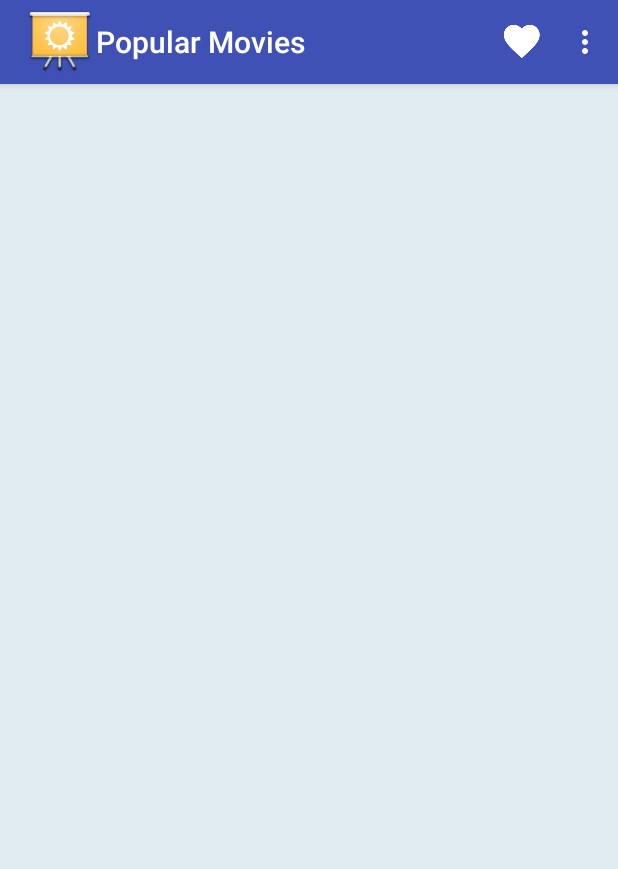
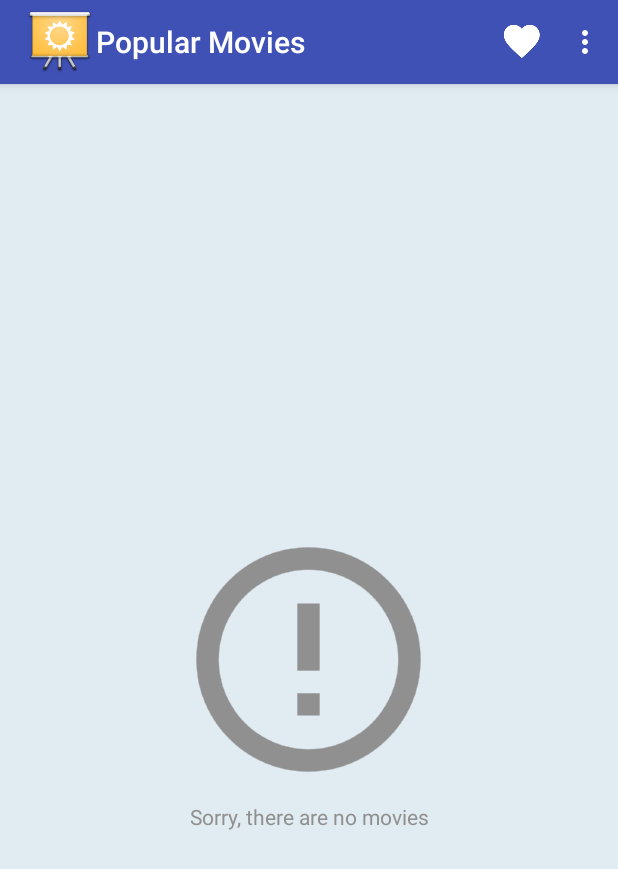
Before and after one commit to malkomich/nanodegree-android, an Android app: the PopularMoviesFragment screen opened directly, with no data from a screen before it, on a phone screen of 412 x 824 dp. Shown: the top 869 px of the screen. Run offline under Robolectric (Android 15) with nearby library versions, the phone set to English and light mode, and no system bars; our stand-ins replace ButterKnife, Picasso; pictures from the network do not load; 1 statement that could not run was skipped.

Commit message:
Update view when there are no movies loaded

```diff
--- a/app/src/main/java/com/github/malkomich/nanodegree/ui/fragment/PopularMoviesFragment.java
+++ b/app/src/main/java/com/github/malkomich/nanodegree/ui/fragment/PopularMoviesFragment.java
@@ -88,7 +88,7 @@ public class PopularMoviesFragment extends Fragment implements Callback<MovieRes
 
     @BindView(R.id.refreshSwiper) protected SwipeRefreshLayout refreshSwiper;
     @BindView(R.id.grid_view) protected GridView gridView;
-    @BindView(R.id.empty_view_layout) protected RelativeLayout errorView;
+    @BindView(R.id.empty_view_layout) protected RelativeLayout emptyView;
 
     @Override
     public void onCreate(@Nullable Bundle savedInstanceState) {
@@ -238,11 +238,7 @@ public class PopularMoviesFragment extends Fragment implements Callback<MovieRes
         } else {
             refreshSwiper.setRefreshing(false);
 
-            if (adapter == null || adapter.isEmpty()) {
-                showGridView(false);
-            } else {
-                Toast.makeText(getContext(), getString(R.string.connection_error), Toast.LENGTH_SHORT).show();
-            }
+            Toast.makeText(getContext(), getString(R.string.connection_error), Toast.LENGTH_SHORT).show();
         }
     }
 
@@ -253,9 +249,9 @@ public class PopularMoviesFragment extends Fragment implements Callback<MovieRes
      */
     private void showGridView(boolean gridViewVisible) {
         int gridViewVisibility = gridViewVisible ? View.VISIBLE : View.GONE;
-        int errorViewVisibility = gridViewVisible ? View.GONE : View.VISIBLE;
+        int emptyViewVisibility = gridViewVisible ? View.GONE : View.VISIBLE;
         gridView.setVisibility(gridViewVisibility);
-        errorView.setVisibility(errorViewVisibility);
+        emptyView.setVisibility(emptyViewVisibility);
     }
 
     /**
@@ -298,7 +294,6 @@ public class PopularMoviesFragment extends Fragment implements Callback<MovieRes
             getContext().getContentResolver().bulkInsert(MovieContract.MovieEntry.CONTENT_URI, valuesArray);
 
             // Update views
-            showGridView(true);
             refreshSwiper.setRefreshing(false);
         }
     }
@@ -337,6 +332,8 @@ public class PopularMoviesFragment extends Fragment implements Callback<MovieRes
         Log.d(TAG, "onLoadFinished");
         adapter.swapCursor(data);
 
+        showGridView(!adapter.isEmpty());
+
         if(adapter.isEmpty() && !mUpdated) {
             refreshData();
         }
--- a/app/src/main/res/layout/empty_movies_view.xml
+++ b/app/src/main/res/layout/empty_movies_view.xml
@@ -7,23 +7,23 @@
     android:layout_height="match_parent">
 
     <ImageView
-        android:id="@+id/network_error_image"
+        android:id="@+id/no_movies_error_image"
         android:layout_width="wrap_content"
         android:layout_height="wrap_content"
         android:adjustViewBounds="true"
-        android:src="@drawable/ic_signal_cellular_connected_no_internet"
+        android:src="@drawable/ic_error_outline"
         android:layout_centerVertical="true"
         android:layout_centerHorizontal="true"
-        android:contentDescription="@string/desc_network_error_image"/>
+        android:contentDescription="@string/desc_no_movies_error_image"/>
 
     <TextView
         android:layout_width="match_parent"
         android:layout_height="wrap_content"
         android:textAlignment="center"
         android:layout_marginTop="@dimen/margin_large"
-        android:text="@string/network_error"
+        android:text="@string/no_movies_error"
         android:textColor="@color/textColorWarning"
         android:textSize="@dimen/text_size_small"
-        android:layout_below="@id/network_error_image"/>
+        android:layout_below="@id/no_movies_error_image"/>
 
 </RelativeLayout>
--- a/app/src/main/res/values/strings.xml
+++ b/app/src/main/res/values/strings.xml
@@ -29,9 +29,10 @@
 
     <!-- Error labels -->
     <string name="network_error">Check your network connection</string>
+    <string name="no_movies_error">Sorry, there are no movies</string>
 
     <!-- Image content descriptions -->
-    <string name="desc_network_error_image">Network error icon</string>
+    <string name="desc_no_movies_error_image">Network error icon</string>
     <string name="desc_select_image">Select action icon</string>
     <string name="desc_movie_image">Movie image scalable</string>
     <string name="desc_star_icon">Star icon</string>
```
Also changed, not shown: app/src/main/res/drawable-hdpi/ic_error_outline.png (added), app/src/main/res/drawable-mdpi/ic_error_outline.png (added), app/src/main/res/drawable-xhdpi/ic_error_outline.png (added), app/src/main/res/drawable-xxhdpi/ic_error_outline.png (added), app/src/main/res/drawable-xxxhdpi/ic_error_outline.png (added).
